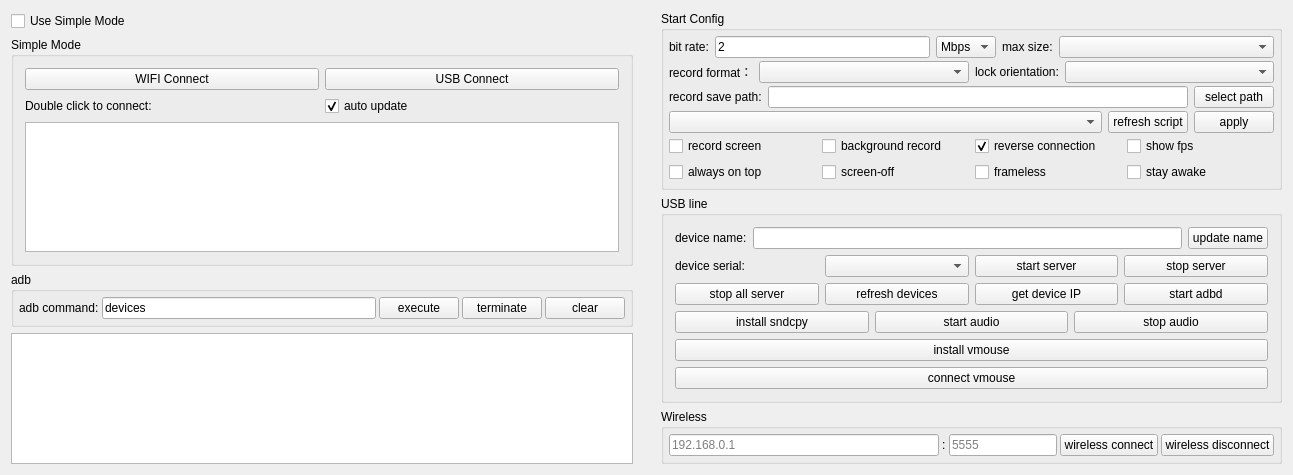
Old version of the form QtScrcpy/ui/dialog.ui in the repository dexpstudio/QtScrcpy-for-android-14.
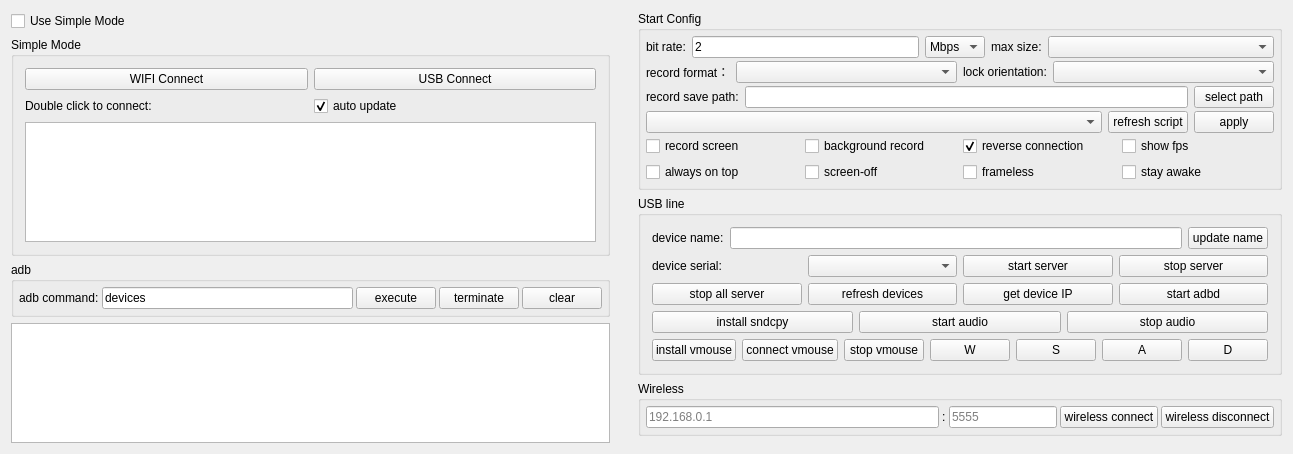
New version of the form.

```diff
--- a/QtScrcpy/ui/dialog.ui
+++ b/QtScrcpy/ui/dialog.ui
@@ -1022,17 +1022,70 @@
           </widget>
          </item>
          <item>
-          <widget class="QPushButton" name="installVmouse">
+          <widget class="QWidget" name="widget" native="true">
+           <layout class="QHBoxLayout" name="horizontalLayout_15">
+            <property name="leftMargin">
+             <number>0</number>
+            </property>
+            <property name="topMargin">
+             <number>0</number>
+            </property>
+            <property name="rightMargin">
+             <number>0</number>
+            </property>
+            <property name="bottomMargin">
+             <number>0</number>
+            </property>
+            <item>
+             <widget class="QPushButton" name="installVmouseBtn">
            <property name="text">
             <string>install vmouse</string>
            </property>
           </widget>
          </item>
          <item>
-          <widget class="QPushButton" name="connectVmouse">
+             <widget class="QPushButton" name="connectVmouseBtn">
            <property name="text">
             <string>connect vmouse</string>
            </property>
+             </widget>
+            </item>
+            <item>
+             <widget class="QPushButton" name="stopVmouseBtn">
+              <property name="text">
+               <string>stop vmouse</string>
+              </property>
+             </widget>
+            </item>
+            <item>
+             <widget class="QPushButton" name="wBtn">
+              <property name="text">
+               <string>W</string>
+              </property>
+             </widget>
+            </item>
+            <item>
+             <widget class="QPushButton" name="sBtn">
+              <property name="text">
+               <string>S</string>
+              </property>
+             </widget>
+            </item>
+            <item>
+             <widget class="QPushButton" name="aBtn">
+              <property name="text">
+               <string>A</string>
+              </property>
+             </widget>
+            </item>
+            <item>
+             <widget class="QPushButton" name="dBtn">
+              <property name="text">
+               <string>D</string>
+              </property>
+             </widget>
+            </item>
+           </layout>
           </widget>
          </item>
         </layout>
```
Lines whose indentation alone changed are shown as unchanged.
